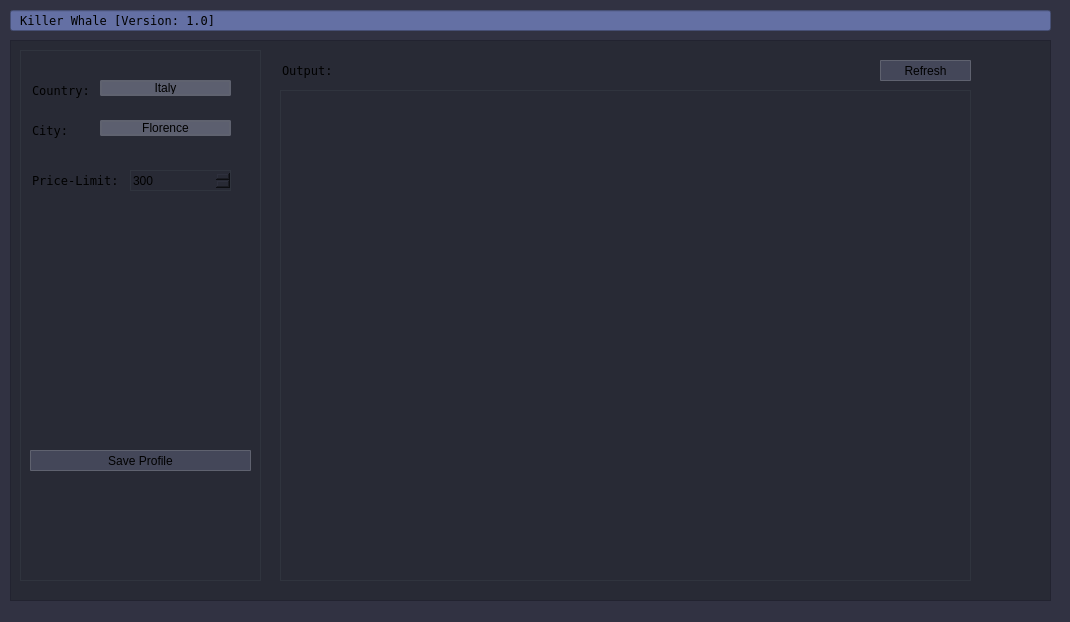
Old version of the form mainwindow.ui in the repository ManuCiao10/gui_qt.
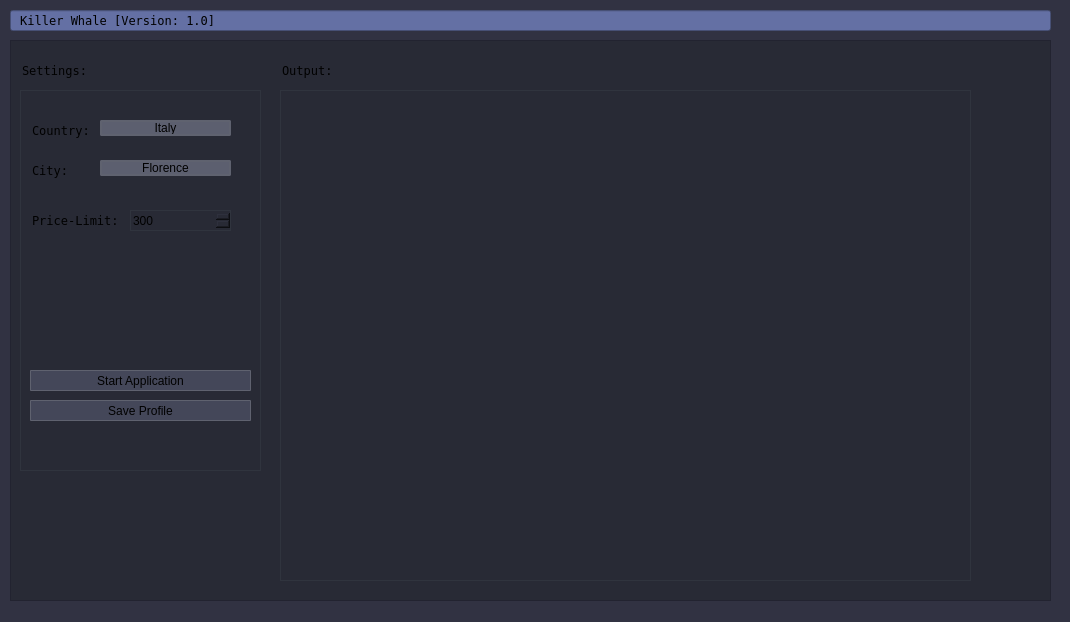
New version of the form.

Diff of the .ui file:
```diff
--- a/mainwindow.ui
+++ b/mainwindow.ui
@@ -110,9 +110,9 @@
      <property name="geometry">
       <rect>
        <x>10</x>
-       <y>10</y>
+       <y>50</y>
        <width>241</width>
-       <height>531</height>
+       <height>381</height>
       </rect>
      </property>
      <property name="contextMenuPolicy">
@@ -227,7 +227,7 @@
       <property name="geometry">
        <rect>
         <x>10</x>
-        <y>400</y>
+        <y>310</y>
         <width>221</width>
         <height>21</height>
        </rect>
@@ -299,28 +299,58 @@
        <string>Italy</string>
       </property>
      </widget>
+     <widget class="QPushButton" name="pushButton_5">
+      <property name="geometry">
+       <rect>
+        <x>10</x>
+        <y>280</y>
+        <width>221</width>
+        <height>21</height>
+       </rect>
+      </property>
+      <property name="contextMenuPolicy">
+       <enum>Qt::NoContextMenu</enum>
+      </property>
+      <property name="styleSheet">
+       <string notr="true">background-color: rgb(68, 71, 89);
+border-style: solid;
+border-width:1px;
+border-radius:1px;
+border-color: rgb(95, 98, 111);</string>
+      </property>
+      <property name="text">
+       <string>Start Application</string>
+      </property>
+     </widget>
     </widget>
-    <widget class="QPushButton" name="pushButton_5">
+    <widget class="QLineEdit" name="lineEdit_6">
+     <property name="enabled">
+      <bool>true</bool>
+     </property>
      <property name="geometry">
       <rect>
-       <x>870</x>
+       <x>10</x>
        <y>20</y>
-       <width>91</width>
-       <height>21</height>
+       <width>81</width>
+       <height>20</height>
       </rect>
      </property>
-     <property name="contextMenuPolicy">
-      <enum>Qt::NoContextMenu</enum>
+     <property name="font">
+      <font>
+       <family>Andale Mono</family>
+      </font>
+     </property>
+     <property name="acceptDrops">
+      <bool>false</bool>
      </property>
      <property name="styleSheet">
-      <string notr="true">background-color: rgb(68, 71, 89);
-border-style: solid;
-border-width:1px;
-border-radius:1px;
-border-color: rgb(95, 98, 111);</string>
+      <string notr="true">border:none;</string>
      </property>
      <property name="text">
-      <string>Refresh</string>
+      <string>Settings:</string>
+     </property>
+     <property name="readOnly">
+      <bool>true</bool>
      </property>
     </widget>
     <zorder>widget_4</zorder>
```
Left out of the diff: 2 changed lines with no effect on the pictures.
